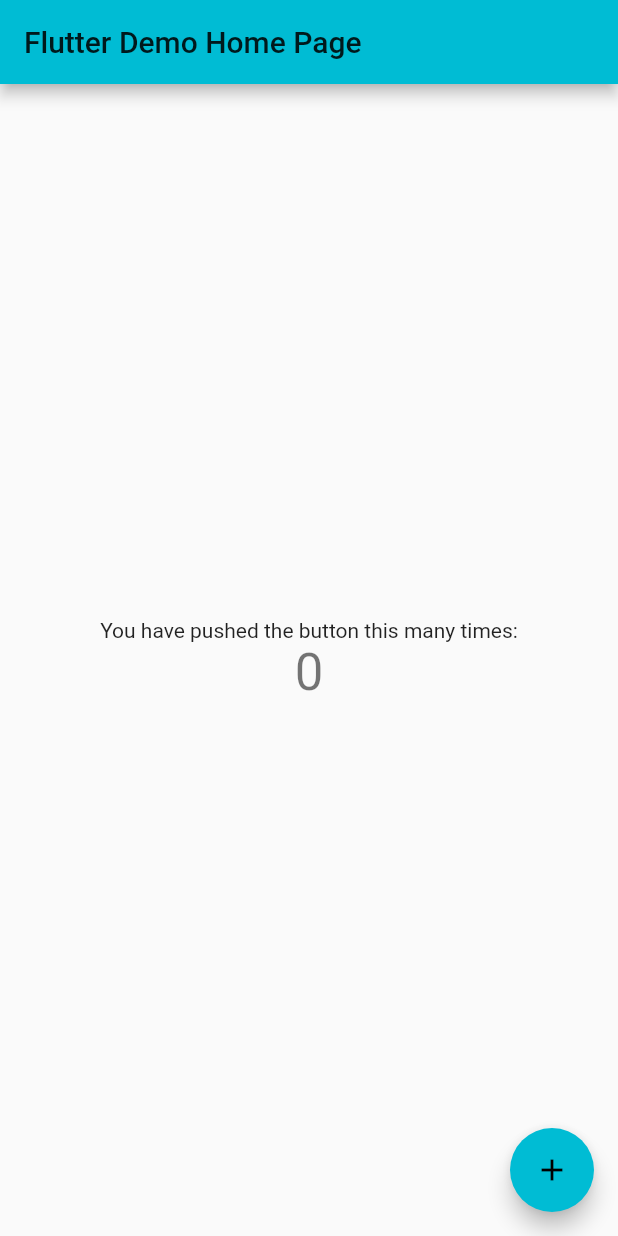
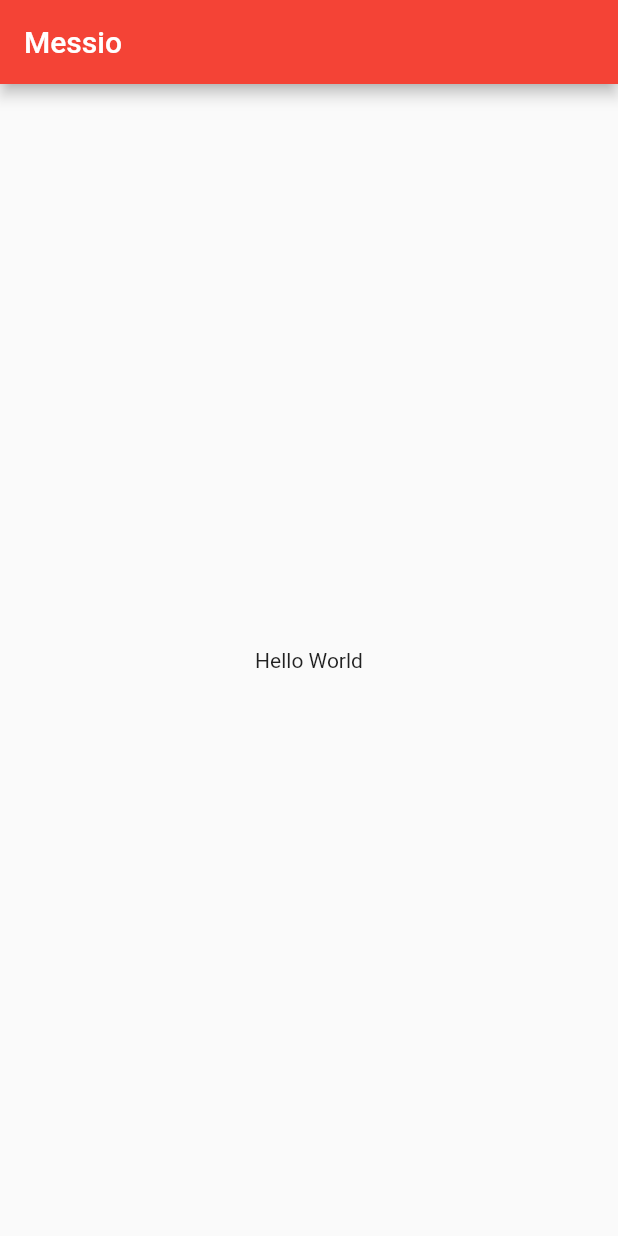
Before and after one commit to khanifzyen/messio, a Flutter app: the screen it shows after launch, on a phone screen of 412 x 824 dp. Run offline on Flutter 3.47's test engine with Material 2 defaults, Android fonts, the phone set to English and light mode, and no system bars.

Commit message:
hello world

```diff
--- a/lib/main.dart
+++ b/lib/main.dart
@@ -1,102 +1,29 @@
 import 'package:flutter/material.dart';
 
-void main() => runApp(MyApp());
+void main(){
+  runApp(MyApp());
+}
 
 class MyApp extends StatelessWidget {
-  // This widget is the root of your application.
   @override
   Widget build(BuildContext context) {
     return MaterialApp(
-      title: 'Flutter Demo',
       theme: ThemeData(
-        primarySwatch: Colors.cyan,
+        primarySwatch: Colors.red,
       ),
-      home: MyHomePage(title: 'Flutter Demo Home Page'),
+      home: HomePage(),
     );
   }
 }
 
-class MyHomePage extends StatefulWidget {
-  MyHomePage({Key key, this.title}) : super(key: key);
-
-  // This widget is the home page of your application. It is stateful, meaning
-  // that it has a State object (defined below) that contains fields that affect
-  // how it looks.
-
-  // This class is the configuration for the state. It holds the values (in this
-  // case the title) provided by the parent (in this case the App widget) and
-  // used by the build method of the State. Fields in a Widget subclass are
-  // always marked "final".
-
-  final String title;
-
-  @override
-  _MyHomePageState createState() => _MyHomePageState();
-}
-
-class _MyHomePageState extends State<MyHomePage> {
-  int _counter = 0;
-
-  void _incrementCounter() {
-    setState(() {
-      // This call to setState tells the Flutter framework that something has
-      // changed in this State, which causes it to rerun the build method below
-      // so that the display can reflect the updated values. If we changed
-      // _counter without calling setState(), then the build method would not be
-      // called again, and so nothing would appear to happen.
-      _counter++;
-    });
-  }
-
+class HomePage extends StatelessWidget {
   @override
   Widget build(BuildContext context) {
-    // This method is rerun every time setState is called, for instance as done
-    // by the _incrementCounter method above.
-    //
-    // The Flutter framework has been optimized to make rerunning build methods
-    // fast, so that you can just rebuild anything that needs updating rather
-    // than having to individually change instances of widgets.
     return Scaffold(
       appBar: AppBar(
-        // Here we take the value from the MyHomePage object that was created by
-        // the App.build method, and use it to set our appbar title.
-        title: Text(widget.title),
+        title: Text('Messio'),
       ),
-      body: Center(
-        // Center is a layout widget. It takes a single child and positions it
-        // in the middle of the parent.
-        child: Column(
-          // Column is also a layout widget. It takes a list of children and
-          // arranges them vertically. By default, it sizes itself to fit its
-          // children horizontally, and tries to be as tall as its parent.
-          //
-          // Invoke "debug painting" (press "p" in the console, choose the
-          // "Toggle Debug Paint" action from the Flutter Inspector in Android
-          // Studio, or the "Toggle Debug Paint" command in Visual Studio Code)
-          // to see the wireframe for each widget.
-          //
-          // Column has various properties to control how it sizes itself and
-          // how it positions its children. Here we use mainAxisAlignment to
-          // center the children vertically; the main axis here is the vertical
-          // axis because Columns are vertical (the cross axis would be
-          // horizontal).
-          mainAxisAlignment: MainAxisAlignment.center,
-          children: <Widget>[
-            Text(
-              'You have pushed the button this many times:',
-            ),
-            Text(
-              '$_counter',
-              style: Theme.of(context).textTheme.display1,
-            ),
-          ],
-        ),
-      ),
-      floatingActionButton: FloatingActionButton(
-        onPressed: _incrementCounter,
-        tooltip: 'Increment',
-        child: Icon(Icons.add),
-      ), // This trailing comma makes auto-formatting nicer for build methods.
+      body: Center(child: Text('Hello World'),),
     );
   }
 }
```
